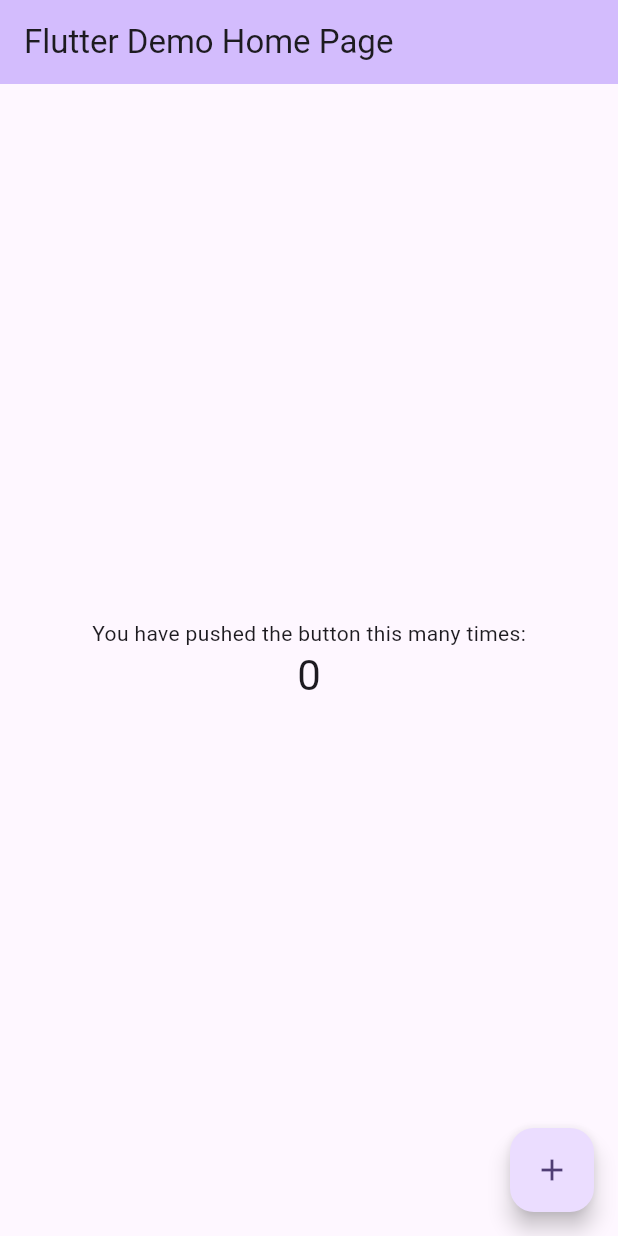
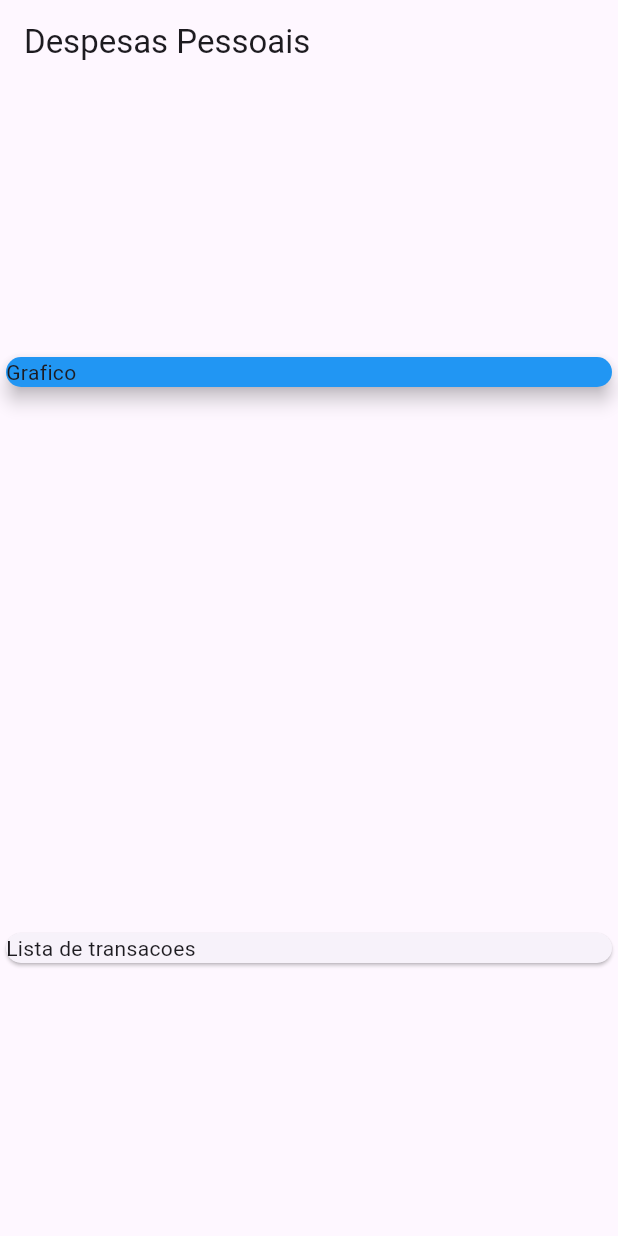
Before and after one commit to Vinicius-Rodriguess/expenses_flutter, a Flutter app: the screen it shows after launch, on a phone screen of 412 x 824 dp. Run offline on Flutter 3.47's test engine with Material 3 defaults, Android fonts, the phone set to English and light mode, and no system bars.

Commit message:
:sparkles: feat: Adicionado MyHomePage

```diff
--- a/lib/main.dart
+++ b/lib/main.dart
@@ -1,122 +1,36 @@
 import 'package:flutter/material.dart';
 
-void main() {
-  runApp(const MyApp());
+void main() => runApp(ExpensesApp());
+
+class ExpensesApp extends StatelessWidget {
+  @override
+  Widget build(BuildContext context) {
+    return MaterialApp(home: MyHomePage());
+  }
 }
 
-class MyApp extends StatelessWidget {
-  const MyApp({super.key});
+class MyHomePage extends StatelessWidget {
+  const MyHomePage({super.key});
 
-  // This widget is the root of your application.
   @override
   Widget build(BuildContext context) {
-    return MaterialApp(
-      title: 'Flutter Demo',
-      theme: ThemeData(
-        // This is the theme of your application.
-        //
-        // TRY THIS: Try running your application with "flutter run". You'll see
-        // the application has a purple toolbar. Then, without quitting the app,
-        // try changing the seedColor in the colorScheme below to Colors.green
-        // and then invoke "hot reload" (save your changes or press the "hot
-        // reload" button in a Flutter-supported IDE, or press "r" if you used
-        // the command line to start the app).
-        //
-        // Notice that the counter didn't reset back to zero; the application
-        // state is not lost during the reload. To reset the state, use hot
-        // restart instead.
-        //
-        // This works for code too, not just values: Most code changes can be
-        // tested with just a hot reload.
-        colorScheme: ColorScheme.fromSeed(seedColor: Colors.deepPurple),
+    return Scaffold(
+      appBar: AppBar(title: Text('Despesas Pessoais')),
+      body: Column(
+        mainAxisAlignment: MainAxisAlignment.spaceAround,
+        crossAxisAlignment: CrossAxisAlignment.stretch,
+        children: <Widget>[
+          Container(
+            width: double.infinity,
+            child: Card(
+              color: Colors.blue,
+              elevation: 5,
+              child: Text('Grafico'),
+            ),
+          ),
+          Card(child: Text('Lista de transacoes')),
+        ],
       ),
-      home: const MyHomePage(title: 'Flutter Demo Home Page'),
     );
   }
 }
-
-class MyHomePage extends StatefulWidget {
-  const MyHomePage({super.key, required this.title});
-
-  // This widget is the home page of your application. It is stateful, meaning
-  // that it has a State object (defined below) that contains fields that affect
-  // how it looks.
-
-  // This class is the configuration for the state. It holds the values (in this
-  // case the title) provided by the parent (in this case the App widget) and
-  // used by the build method of the State. Fields in a Widget subclass are
-  // always marked "final".
-
-  final String title;
-
-  @override
-  State<MyHomePage> createState() => _MyHomePageState();
-}
-
-class _MyHomePageState extends State<MyHomePage> {
-  int _counter = 0;
-
-  void _incrementCounter() {
-    setState(() {
-      // This call to setState tells the Flutter framework that something has
-      // changed in this State, which causes it to rerun the build method below
-      // so that the display can reflect the updated values. If we changed
-      // _counter without calling setState(), then the build method would not be
-      // called again, and so nothing would appear to happen.
-      _counter++;
-    });
-  }
-
-  @override
-  Widget build(BuildContext context) {
-    // This method is rerun every time setState is called, for instance as done
-    // by the _incrementCounter method above.
-    //
-    // The Flutter framework has been optimized to make rerunning build methods
-    // fast, so that you can just rebuild anything that needs updating rather
-    // than having to individually change instances of widgets.
-    return Scaffold(
-      appBar: AppBar(
-        // TRY THIS: Try changing the color here to a specific color (to
-        // Colors.amber, perhaps?) and trigger a hot reload to see the AppBar
-        // change color while the other colors stay the same.
-        backgroundColor: Theme.of(context).colorScheme.inversePrimary,
-        // Here we take the value from the MyHomePage object that was created by
-        // the App.build method, and use it to set our appbar title.
-        title: Text(widget.title),
-      ),
-      body: Center(
-        // Center is a layout widget. It takes a single child and positions it
-        // in the middle of the parent.
-        child: Column(
-          // Column is also a layout widget. It takes a list of children and
-          // arranges them vertically. By default, it sizes itself to fit its
-          // children horizontally, and tries to be as tall as its parent.
-          //
-          // Column has various properties to control how it sizes itself and
-          // how it positions its children. Here we use mainAxisAlignment to
-          // center the children vertically; the main axis here is the vertical
-          // axis because Columns are vertical (the cross axis would be
-          // horizontal).
-          //
-          // TRY THIS: Invoke "debug painting" (choose the "Toggle Debug Paint"
-          // action in the IDE, or press "p" in the console), to see the
-          // wireframe for each widget.
-          mainAxisAlignment: MainAxisAlignment.center,
-          children: <Widget>[
-            const Text('You have pushed the button this many times:'),
-            Text(
-              '$_counter',
-              style: Theme.of(context).textTheme.headlineMedium,
-            ),
-          ],
-        ),
-      ),
-      floatingActionButton: FloatingActionButton(
-        onPressed: _incrementCounter,
-        tooltip: 'Increment',
-        child: const Icon(Icons.add),
-      ), // This trailing comma makes auto-formatting nicer for build methods.
-    );
-  }
-}
```
